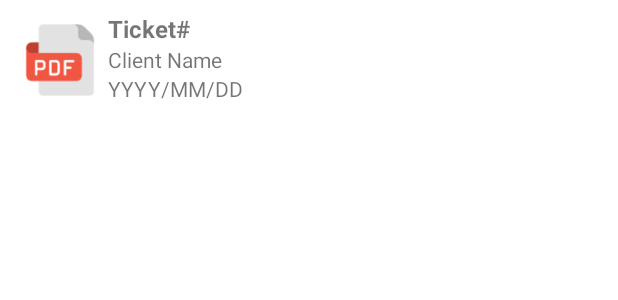
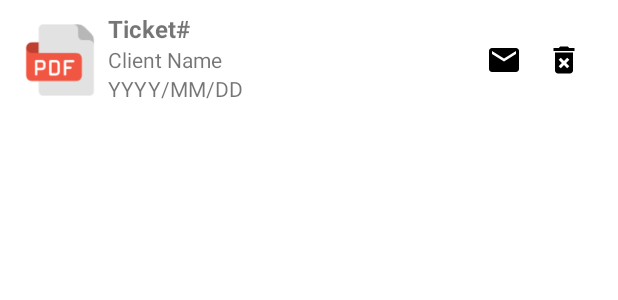
Before and after one commit to VasilisPat/SupportTicketApp, an Android app: the layout list_item_support_ticket.xml on its own in the app's theme, with its tools: preview values and no code run, on a phone screen of 412 x 824 dp. Shown: the top 300 px of the screen. Run offline under Robolectric (Android 15) with nearby library versions, the phone set to English and light mode, and no system bars.

Commit message:
Added Delete and Email Again Options

```diff
--- /dev/null
+++ b/app/src/main/res/drawable/ic_baseline_delete_24.xml
@@ -0,0 +1,5 @@
+<vector android:height="24dp" android:tint="#000000"
+    android:viewportHeight="24" android:viewportWidth="24"
+    android:width="24dp" xmlns:android="http://schemas.android.com/apk/res/android">
+    <path android:fillColor="@android:color/white" android:pathData="M6,19c0,1.1 0.9,2 2,2h8c1.1,0 2,-0.9 2,-2L18,7L6,7v12zM8.46,11.88l1.41,-1.41L12,12.59l2.12,-2.12 1.41,1.41L13.41,14l2.12,2.12 -1.41,1.41L12,15.41l-2.12,2.12 -1.41,-1.41L10.59,14l-2.13,-2.12zM15.5,4l-1,-1h-5l-1,1L5,4v2h14L19,4z"/>
+</vector>
--- /dev/null
+++ b/app/src/main/res/drawable/ic_baseline_email_24.xml
@@ -0,0 +1,5 @@
+<vector android:height="24dp" android:tint="#000000"
+    android:viewportHeight="24" android:viewportWidth="24"
+    android:width="24dp" xmlns:android="http://schemas.android.com/apk/res/android">
+    <path android:fillColor="@android:color/white" android:pathData="M20,4L4,4c-1.1,0 -1.99,0.9 -1.99,2L2,18c0,1.1 0.9,2 2,2h16c1.1,0 2,-0.9 2,-2L22,6c0,-1.1 -0.9,-2 -2,-2zM20,8l-8,5 -8,-5L4,6l8,5 8,-5v2z"/>
+</vector>
--- a/app/src/main/res/layout/list_item_support_ticket.xml
+++ b/app/src/main/res/layout/list_item_support_ticket.xml
@@ -43,4 +43,25 @@
         app:layout_constraintStart_toEndOf="@+id/imageView_pdf_file_icon"
         app:layout_constraintTop_toBottomOf="@+id/textView_support_ticket_client_name" />
 
+    <ImageView
+        android:id="@+id/imageView_email"
+        android:layout_width="wrap_content"
+        android:layout_height="wrap_content"
+        android:layout_marginTop="20dp"
+        android:layout_marginEnd="16dp"
+        app:layout_constraintEnd_toStartOf="@+id/imageView_delete"
+        app:layout_constraintTop_toTopOf="parent"
+        app:srcCompat="@drawable/ic_baseline_email_24" />
+
+    <ImageView
+        android:id="@+id/imageView_delete"
+        android:layout_width="wrap_content"
+        android:layout_height="wrap_content"
+        android:layout_marginTop="20dp"
+        android:layout_marginEnd="16dp"
+        app:layout_constraintEnd_toEndOf="parent"
+        app:layout_constraintTop_toTopOf="parent"
+        app:srcCompat="@drawable/ic_baseline_delete_24" />
+
+
 </androidx.constraintlayout.widget.ConstraintLayout>
```
Also changed, not shown: app/src/main/java/gr/uniwa/patelisploumpis/supportticketapp/SupportTicketsAdapter.java (+36 -1 lines).
